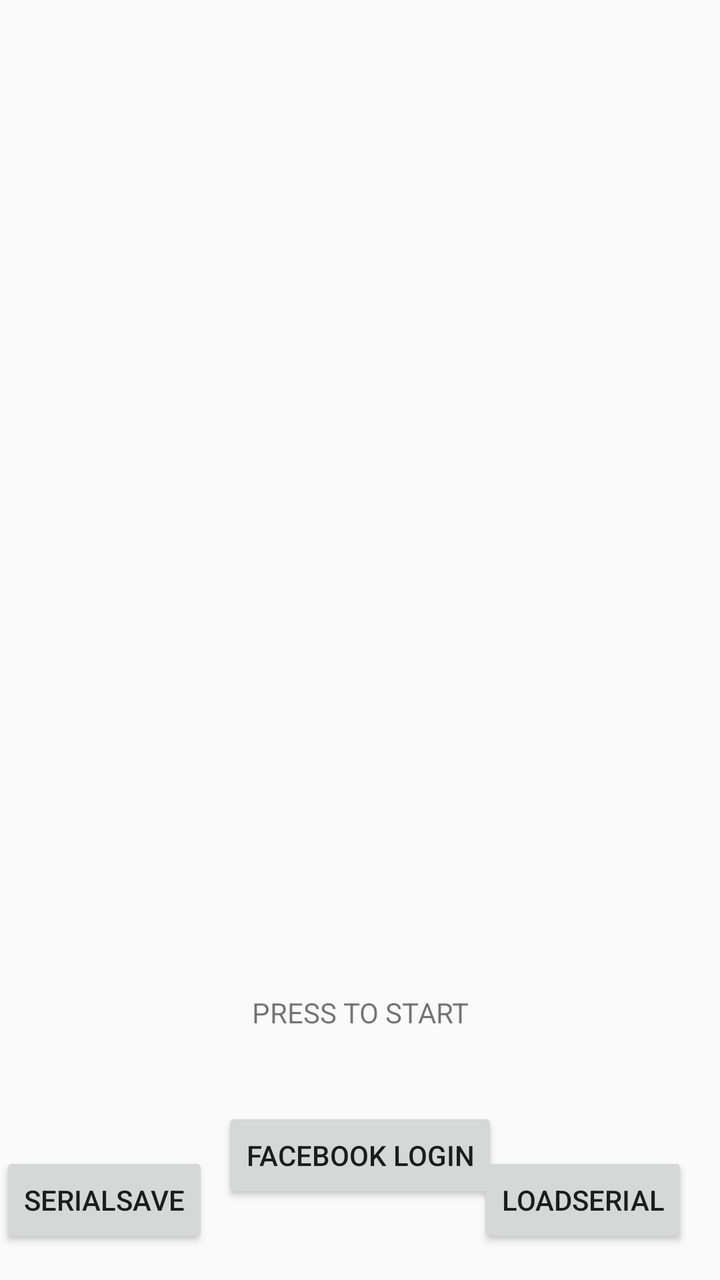
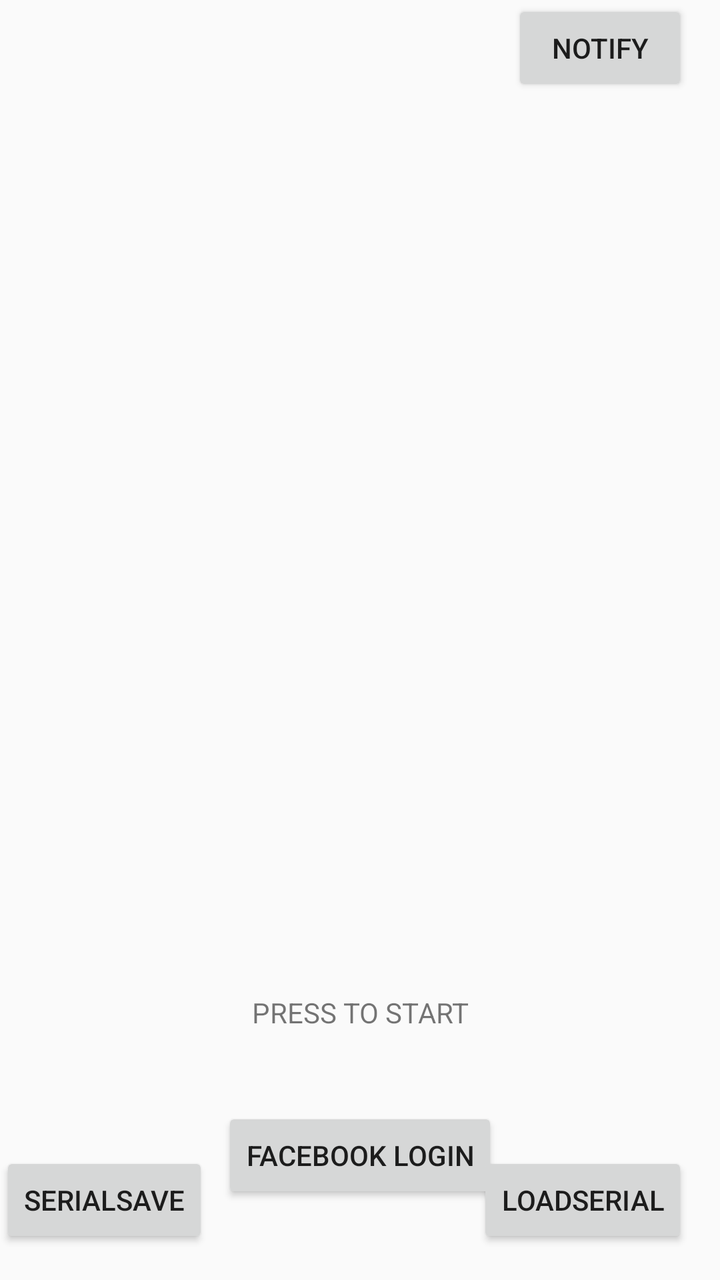

Compare the two renders of this Android layout. The source of the first and the diff that turns it into the second are given below.
<!-- AndroidManifest.xml: application theme Theme.AppCompat.Light.NoActionBar -->
<!-- res/layout/activity_start_up.xml -->
<?xml version="1.0" encoding="utf-8"?>
<android.support.constraint.ConstraintLayout xmlns:android="http://schemas.android.com/apk/res/android"
    xmlns:app="http://schemas.android.com/apk/res-auto"
    xmlns:tools="http://schemas.android.com/tools"
    android:layout_width="match_parent"
    android:layout_height="match_parent"
    tools:context="crorg.node_konnector.StartUpScreen">

    <TextView
        android:id="@+id/startUpTxt"
        android:layout_width="wrap_content"
        android:layout_height="wrap_content"
        android:text="@string/touchStart"
        app:layout_constraintBottom_toBottomOf="parent"
        app:layout_constraintLeft_toLeftOf="parent"
        app:layout_constraintRight_toRightOf="parent"
        app:layout_constraintTop_toTopOf="parent"
        app:layout_constraintHorizontal_bias="0.501"
        app:layout_constraintVertical_bias="0.8" />

    <Button
        android:id="@+id/faceBookLogin"
        android:layout_width="wrap_content"
        android:layout_height="wrap_content"
        android:layout_marginBottom="0dp"
        android:layout_marginLeft="0dp"
        android:layout_marginRight="0dp"
        android:layout_marginTop="-1dp"
        android:text="@string/faceBookLogin"
        app:layout_constraintBottom_toBottomOf="parent"
        app:layout_constraintLeft_toLeftOf="parent"
        app:layout_constraintRight_toRightOf="parent"
        app:layout_constraintTop_toBottomOf="@+id/startUpTxt" />

    <Button
        android:id="@+id/serialSave"
        android:layout_width="wrap_content"
        android:layout_height="wrap_content"
        android:layout_marginBottom="16dp"
        android:layout_marginLeft="16dp"
        android:layout_marginRight="272dp"
        android:onClick="saveSerialTest"
        android:text="SerialSave"
        app:layout_constraintBottom_toBottomOf="parent"
        app:layout_constraintLeft_toLeftOf="parent"
        app:layout_constraintRight_toRightOf="parent" />

    <Button
        android:id="@+id/serialLoad"
        android:layout_width="wrap_content"
        android:layout_height="wrap_content"
        android:layout_marginBottom="16dp"
        android:layout_marginRight="16dp"
        android:onClick="loadSerialTest"
        android:text="LoadSerial"
        app:layout_constraintBottom_toBottomOf="parent"
        app:layout_constraintRight_toRightOf="parent" />

</android.support.constraint.ConstraintLayout>
<!-- resources referenced by this layout -->
<resources>
  <string name="faceBookLogin">FaceBook Login</string>
  <string name="touchStart">PRESS TO START</string>
</resources>

<!-- the commit's change to res/layout/activity_start_up.xml (unified diff, before → after) -->
@@ -56,4 +56,14 @@
         app:layout_constraintBottom_toBottomOf="parent"
         app:layout_constraintRight_toRightOf="parent" />
 
+    <Button
+        android:id="@+id/notificationTest"
+        android:layout_width="wrap_content"
+        android:layout_height="wrap_content"
+        android:layout_marginRight="16dp"
+        android:onClick="notifyTest"
+        android:text="Notify"
+        app:layout_constraintRight_toRightOf="parent"
+        tools:layout_editor_absoluteY="449dp" />
+
 </android.support.constraint.ConstraintLayout>
